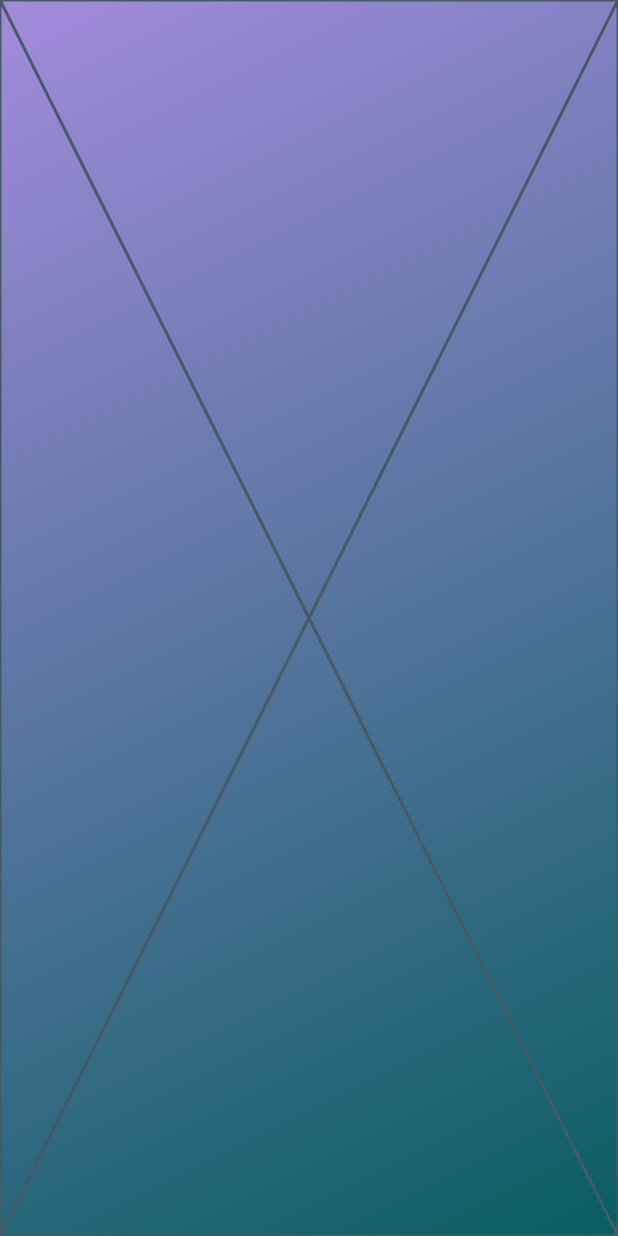
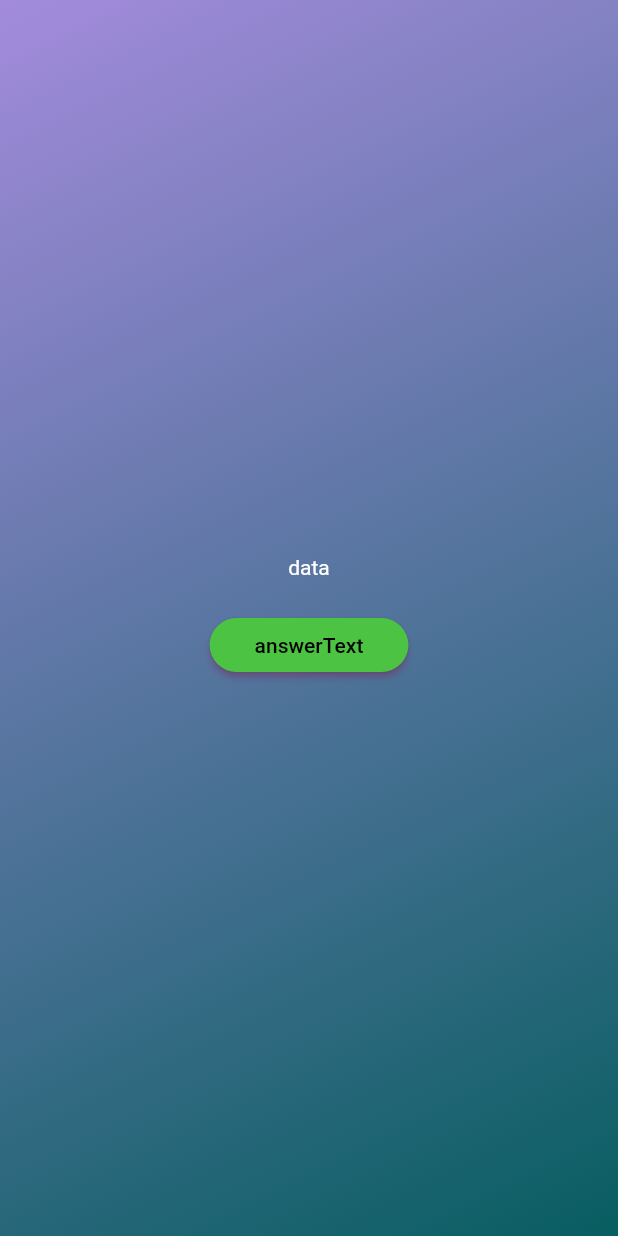
Before and after one commit to TmajidT/flutter-quiz-app, a Flutter app: the screen it shows after launch, after a tap on "Start the Quiz", on a phone screen of 412 x 824 dp. Run offline on Flutter 3.47's test engine with Material 2 defaults, Android fonts, the phone set to English and light mode, and no system bars.

Commit message:
adding buttons and questions

```diff
--- /dev/null
+++ b/lib/answer_button.dart
@@ -0,0 +1,24 @@
+import 'package:flutter/material.dart';
+
+import 'package:flutter/material.dart';
+
+class AnswerButton extends StatelessWidget {
+  const AnswerButton(this.answerText, this.onTap, {super.key});
+
+  final String answerText;
+  final void Function() onTap;
+  @override
+  Widget build(BuildContext context) {
+    return ElevatedButton(
+      onPressed: onTap,
+      style: ElevatedButton.styleFrom(
+        padding: const EdgeInsets.symmetric(horizontal: 30, vertical: 10),
+        backgroundColor: const Color.fromARGB(255, 76, 195, 67),
+        foregroundColor: const Color.fromARGB(255, 0, 0, 0),
+        shadowColor: const Color.fromARGB(255, 188, 65, 137),
+        shape: RoundedRectangleBorder(borderRadius: BorderRadius.circular(30)),
+      ),
+      child: Text(answerText),
+    );
+  }
+}
--- /dev/null
+++ b/lib/models/quiz_questions.dart
@@ -0,0 +1,6 @@
+class QuizQuestion {
+  const QuizQuestion(this.text, this.answers);
+
+  final String text;
+  final List<String> answers;
+}
--- a/lib/questions.screen.dart
+++ b/lib/questions.screen.dart
@@ -1,4 +1,5 @@
 import 'package:flutter/material.dart';
+import 'package:quiz/answer_button.dart';
 
 class QuestionScreen extends StatefulWidget {
   const QuestionScreen({super.key});
@@ -10,6 +11,21 @@ class QuestionScreen extends StatefulWidget {
 class _QuestionScreenState extends State<QuestionScreen> {
   @override
   Widget build(BuildContext context) {
-    return const Placeholder();
+    return SizedBox(
+      width: double.infinity,
+      child: Column(
+        mainAxisAlignment: MainAxisAlignment.center,
+        children: [
+          const Text(
+            "data",
+            style: TextStyle(color: Colors.white),
+          ),
+          const SizedBox(
+            height: 20,
+          ),
+          AnswerButton("answerText", () {}),
+        ],
+      ),
+    );
   }
 }
```
Also changed, not shown: lib/data/questions.dart (added, +47 -0 lines).
